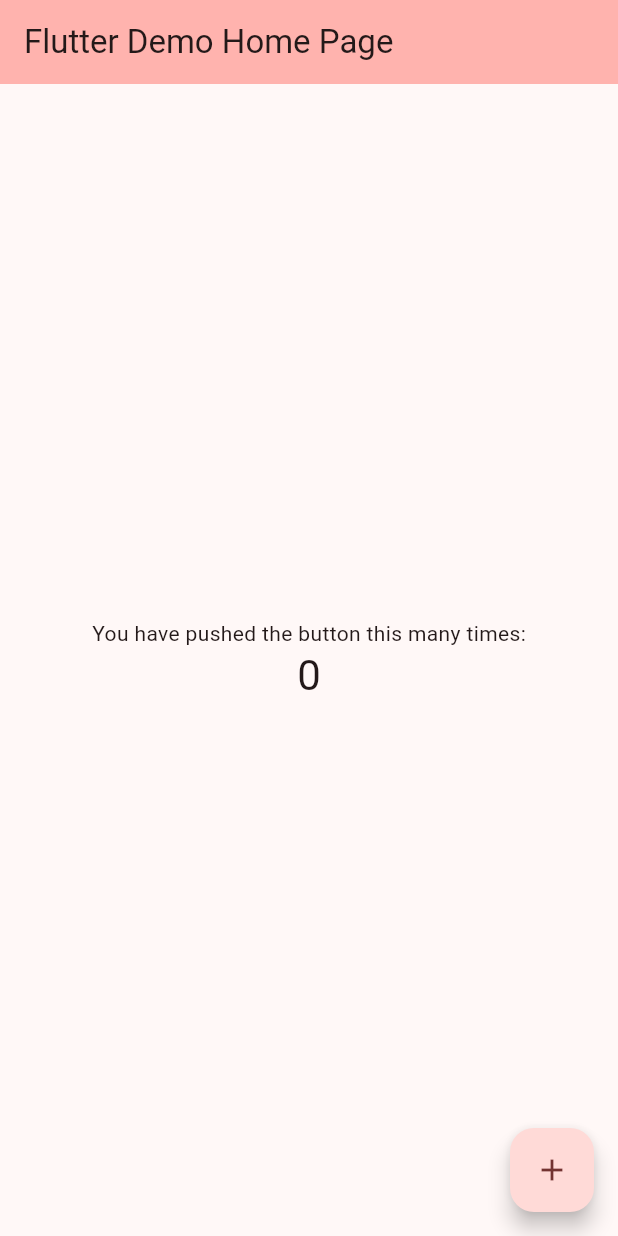
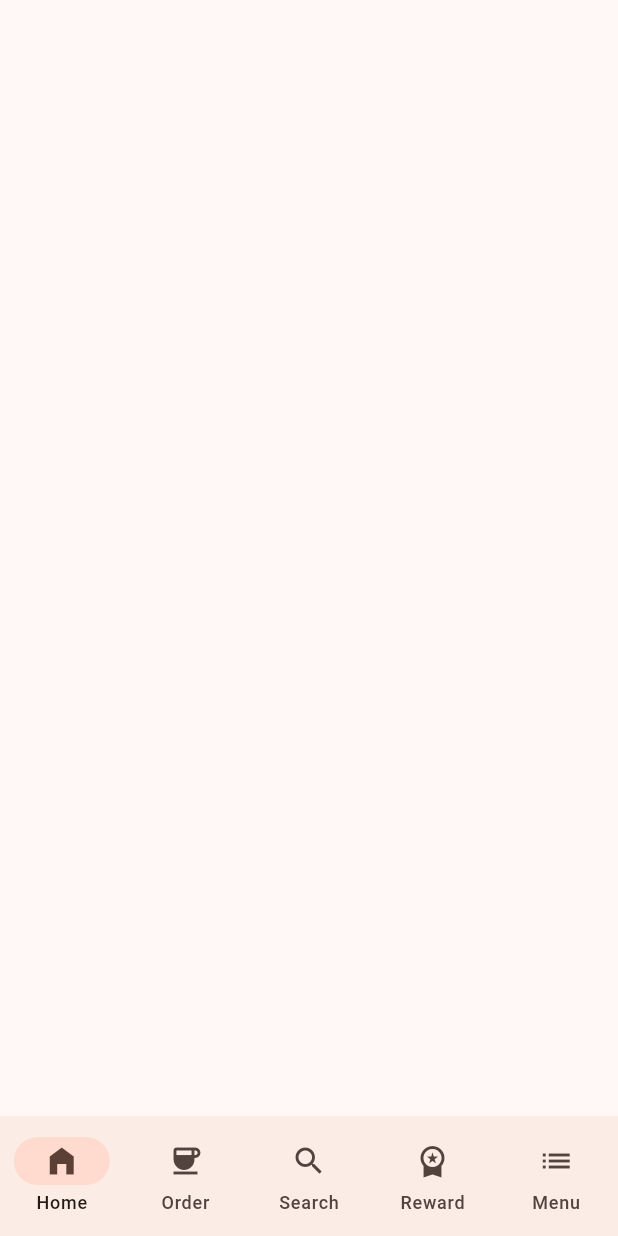
Before and after one commit to robyhartonodev/dribbble_clone_practice, a Flutter app: the screen it shows after launch, on a phone screen of 412 x 824 dp. Run offline on Flutter 3.47's test engine with Material 2 defaults, Android fonts, the phone set to English and light mode, and no system bars.

Commit message:
Updated assets and widgets

```diff
--- a/lib/main.dart
+++ b/lib/main.dart
@@ -13,113 +13,43 @@
     return MaterialApp(
       title: 'Flutter Demo',
       theme: ThemeData(
-        // This is the theme of your application.
-        //
-        // TRY THIS: Try running your application with "flutter run". You'll see
-        // the application has a blue toolbar. Then, without quitting the app,
-        // try changing the seedColor in the colorScheme below to Colors.green
-        // and then invoke "hot reload" (save your changes or press the "hot
-        // reload" button in a Flutter-supported IDE, or press "r" if you used
-        // the command line to start the app).
-        //
-        // Notice that the counter didn't reset back to zero; the application
-        // state is not lost during the reload. To reset the state, use hot
-        // restart instead.
-        //
-        // This works for code too, not just values: Most code changes can be
-        // tested with just a hot reload.
-        colorScheme: ColorScheme.fromSeed(seedColor: Colors.redAccent),
+        colorScheme: ColorScheme.fromSeed(seedColor: Colors.brown.shade500),
         useMaterial3: true,
       ),
-      home: const MyHomePage(title: 'Flutter Demo Home Page'),
+      home: const MyHomePage(),
     );
   }
 }
 
 class MyHomePage extends StatefulWidget {
-  const MyHomePage({super.key, required this.title});
-
-  // This widget is the home page of your application. It is stateful, meaning
-  // that it has a State object (defined below) that contains fields that affect
-  // how it looks.
-
-  // This class is the configuration for the state. It holds the values (in this
-  // case the title) provided by the parent (in this case the App widget) and
-  // used by the build method of the State. Fields in a Widget subclass are
-  // always marked "final".
-
-  final String title;
+  const MyHomePage({super.key});
 
   @override
   State<MyHomePage> createState() => _MyHomePageState();
 }
 
 class _MyHomePageState extends State<MyHomePage> {
-  int _counter = 0;
-
-  void _incrementCounter() {
-    setState(() {
-      // This call to setState tells the Flutter framework that something has
-      // changed in this State, which causes it to rerun the build method below
-      // so that the display can reflect the updated values. If we changed
-      // _counter without calling setState(), then the build method would not be
-      // called again, and so nothing would appear to happen.
-      _counter++;
-    });
-  }
+  int currentPageIndex = 0;
 
   @override
   Widget build(BuildContext context) {
-    // This method is rerun every time setState is called, for instance as done
-    // by the _incrementCounter method above.
-    //
-    // The Flutter framework has been optimized to make rerunning build methods
-    // fast, so that you can just rebuild anything that needs updating rather
-    // than having to individually change instances of widgets.
     return Scaffold(
-      appBar: AppBar(
-        // TRY THIS: Try changing the color here to a specific color (to
-        // Colors.amber, perhaps?) and trigger a hot reload to see the AppBar
-        // change color while the other colors stay the same.
-        backgroundColor: Theme.of(context).colorScheme.inversePrimary,
-        // Here we take the value from the MyHomePage object that was created by
-        // the App.build method, and use it to set our appbar title.
-        title: Text(widget.title),
+      bottomNavigationBar: NavigationBar(
+        onDestinationSelected: (int index) {
+          setState(() {
+            currentPageIndex = index;
+          });
+        },
+        selectedIndex: currentPageIndex,
+        destinations: const <Widget>[
+          NavigationDestination(icon: Icon(Icons.home_filled), label: 'Home'),
+          NavigationDestination(icon: Icon(Icons.coffee), label: 'Order'),
+          NavigationDestination(icon: Icon(Icons.search), label: 'Search'),
+          NavigationDestination(icon: Icon(Icons.workspace_premium), label: 'Reward'),
+          NavigationDestination(icon: Icon(Icons.list), label: 'Menu')
+        ],
+        surfaceTintColor: Colors.white,
       ),
-      body: Center(
-        // Center is a layout widget. It takes a single child and positions it
-        // in the middle of the parent.
-        child: Column(
-          // Column is also a layout widget. It takes a list of children and
-          // arranges them vertically. By default, it sizes itself to fit its
-          // children horizontally, and tries to be as tall as its parent.
-          //
-          // Column has various properties to control how it sizes itself and
-          // how it positions its children. Here we use mainAxisAlignment to
-          // center the children vertically; the main axis here is the vertical
-          // axis because Columns are vertical (the cross axis would be
-          // horizontal).
-          //
-          // TRY THIS: Invoke "debug painting" (choose the "Toggle Debug Paint"
-          // action in the IDE, or press "p" in the console), to see the
-          // wireframe for each widget.
-          mainAxisAlignment: MainAxisAlignment.center,
-          children: <Widget>[
-            const Text(
-              'You have pushed the button this many times:',
-            ),
-            Text(
-              '$_counter',
-              style: Theme.of(context).textTheme.headlineMedium,
-            ),
-          ],
-        ),
-      ),
-      floatingActionButton: FloatingActionButton(
-        onPressed: _incrementCounter,
-        tooltip: 'Increment',
-        child: const Icon(Icons.add),
-      ), // This trailing comma makes auto-formatting nicer for build methods.
     );
   }
 }
```
Also changed, not shown: lib/models/food_item.dart (added, +19 -0 lines), lib/widgets/card_list.dart (added, +35 -0 lines), assets/images/cappucino.png (added), assets/images/coffee.png (added), assets/images/espresso.png (added), assets/images/random_person_1.png (added), assets/images/random_person_2.png (added).
